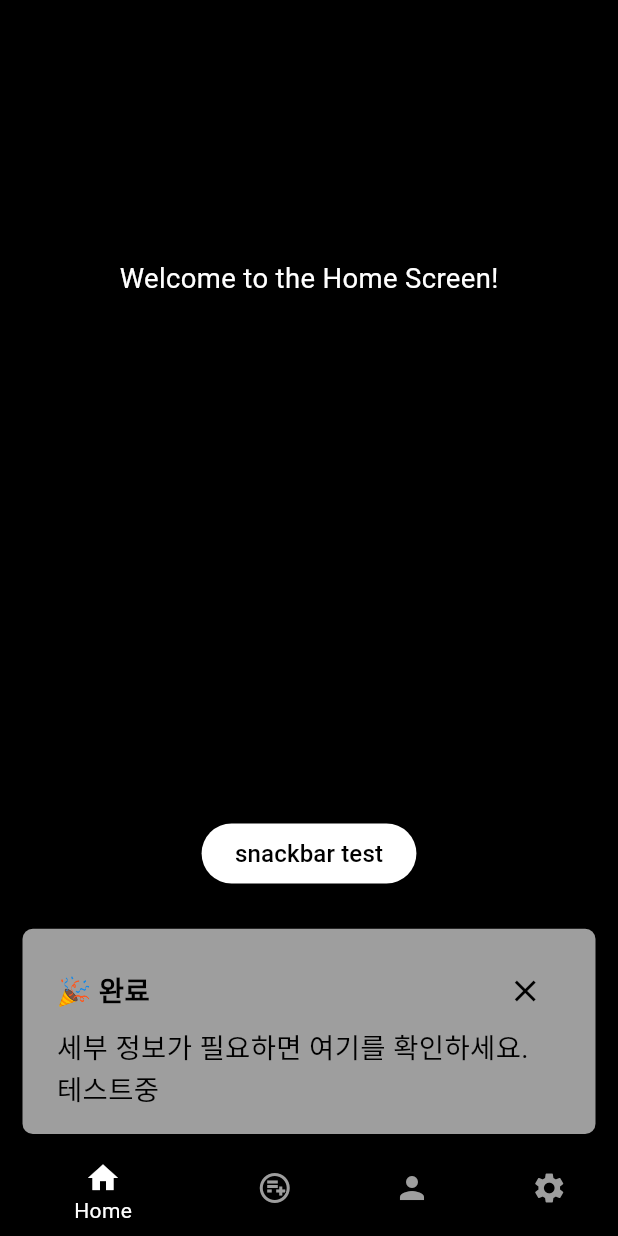
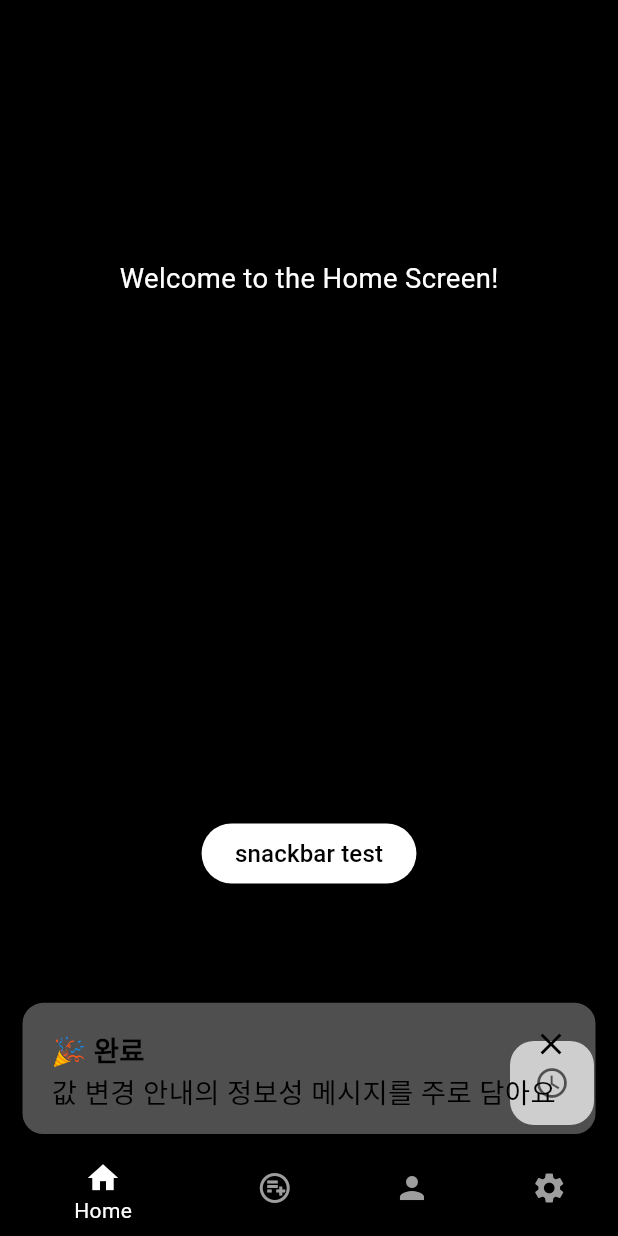
Before and after one commit to DAAC-A00/tickerwatch, a Flutter app: the screen it shows after launch, after a tap on "snackbar test", on a phone screen of 412 x 824 dp. Run offline on Flutter 3.47's test engine with Material 3 defaults, Android fonts, the phone set to English and light mode, and no system bars; our stand-ins replace analog_clock, flutter_riverpod, go_router, hive, hive_flutter; missing offline and left inert: back_button_interceptor; accounts and stored records are empty; network calls fail; Roboto replaces fonts that are missing (Pretendard).

Commit message:
<feat> product default : showCustomSnackBar 배경색 투명도, padding size, close icon 위치 변경

```diff
--- a/lib/product/default/widgets/custom_snack_bar.dart
+++ b/lib/product/default/widgets/custom_snack_bar.dart
@@ -4,52 +4,64 @@ import 'package:flutter/material.dart';
 
 void showCustomSnackBar(BuildContext context) {
   final ColorScheme currentTheme = Theme.of(context).colorScheme;
-  final double paddingSize =
+  final double bodySmallSize =
       Theme.of(context).textTheme.bodySmall?.fontSize ?? 20;
+  final double paddingSize = bodySmallSize / 4;
+
+  // SnackBar를 보여주기 전에 hideCurrentSnackBar를 호출하여 현재 Snackbar를 숨깁니다.
+  ScaffoldMessenger.of(context).hideCurrentSnackBar();
 
   ScaffoldMessenger.of(context).showSnackBar(
     SnackBar(
       content: Padding(
-        padding: EdgeInsets.symmetric(
-          vertical: paddingSize / 4,
-          horizontal: paddingSize / 2,
+        padding: EdgeInsets.only(
+          top: paddingSize,
+          bottom: 0,
+          left: paddingSize,
+          right: paddingSize,
         ),
-        child: Column(
-          crossAxisAlignment: CrossAxisAlignment.start,
+        child: Stack(
           children: [
-            Row(
-              mainAxisAlignment: MainAxisAlignment.spaceBetween,
+            const Column(
+              crossAxisAlignment: CrossAxisAlignment.start,
               children: [
-                const Text(
+                Text(
                   '🎉 완료',
                   style: TextStyle(
                     fontWeight: FontWeight.bold,
                   ),
                 ),
-                IconButton(
-                  icon: Icon(
-                    Icons.close,
-                    color: currentTheme.onPrimary,
-                  ),
-                  onPressed: () {
-                    ScaffoldMessenger.of(context).hideCurrentSnackBar();
-                  },
+                Text(
+                  '값 변경 안내의 정보성 메시지를 주로 담아요',
                 ),
               ],
             ),
-            const Text(
-              '세부 정보가 필요하면 여기를 확인하세요.\n테스트중',
+            Positioned(
+              right: -bodySmallSize,
+              top: -bodySmallSize,
+              child: IconButton(
+                icon: Icon(
+                  Icons.close,
+                  color: currentTheme.onPrimary,
+                ),
+                onPressed: () {
+                  // 현재 context가 여전히 활성화되어 있는지 확인합니다.
+                  if (context.mounted) {
+                    ScaffoldMessenger.of(context).hideCurrentSnackBar();
+                  }
+                },
+              ),
             ),
           ],
         ),
       ),
-      backgroundColor: currentTheme.secondary,
+      backgroundColor: currentTheme.secondary.withOpacity(0.5),
       duration: const Duration(seconds: 3),
       behavior: SnackBarBehavior.floating,
       shape: RoundedRectangleBorder(
-        borderRadius: BorderRadius.circular(paddingSize / 2),
+        borderRadius: BorderRadius.circular(bodySmallSize),
       ),
-      // margin: const EdgeInsets.all(16),
+      elevation: 0, // 그림자 없애기
     ),
   );
 }
```
